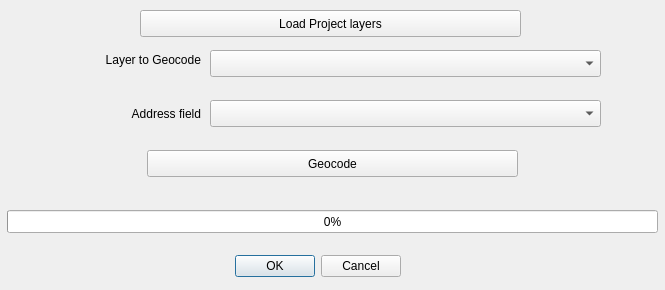
CREASIG/QBANO, file QBano/QBano_dialog_base.ui: the form before one commit.
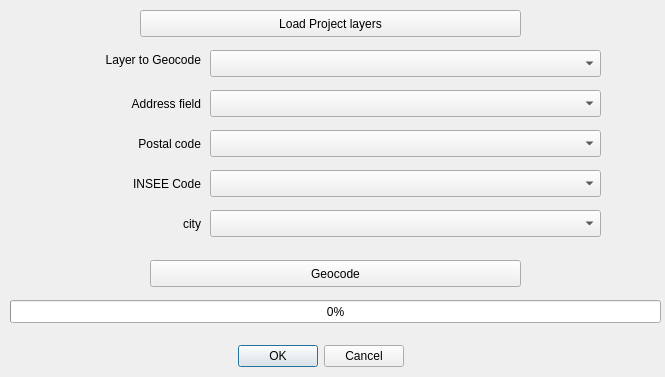
The form after the commit.

Patch:
```diff
--- a/QBano/QBano_dialog_base.ui
+++ b/QBano/QBano_dialog_base.ui
@@ -7,7 +7,7 @@
     <x>0</x>
     <y>0</y>
     <width>665</width>
-    <height>290</height>
+    <height>377</height>
    </rect>
   </property>
   <property name="windowTitle">
@@ -16,8 +16,8 @@
   <widget class="QDialogButtonBox" name="button_box">
    <property name="geometry">
     <rect>
-     <x>220</x>
-     <y>250</y>
+     <x>223</x>
+     <y>340</y>
      <width>181</width>
      <height>32</height>
     </rect>
@@ -72,7 +72,7 @@
    <property name="geometry">
     <rect>
      <x>210</x>
-     <y>100</y>
+     <y>90</y>
      <width>391</width>
      <height>27</height>
     </rect>
@@ -82,7 +82,7 @@
    <property name="geometry">
     <rect>
      <x>20</x>
-     <y>100</y>
+     <y>90</y>
      <width>181</width>
      <height>27</height>
     </rect>
@@ -97,8 +97,8 @@
   <widget class="QPushButton" name="_geocoder">
    <property name="geometry">
     <rect>
-     <x>147</x>
-     <y>150</y>
+     <x>150</x>
+     <y>260</y>
      <width>371</width>
      <height>27</height>
     </rect>
@@ -110,8 +110,8 @@
   <widget class="QProgressBar" name="_progression">
    <property name="geometry">
     <rect>
-     <x>7</x>
-     <y>210</y>
+     <x>10</x>
+     <y>300</y>
      <width>651</width>
      <height>23</height>
     </rect>
@@ -120,6 +120,84 @@
     <number>0</number>
    </property>
   </widget>
+  <widget class="QComboBox" name="_champcp">
+   <property name="geometry">
+    <rect>
+     <x>210</x>
+     <y>130</y>
+     <width>391</width>
+     <height>27</height>
+    </rect>
+   </property>
+  </widget>
+  <widget class="QComboBox" name="_champville">
+   <property name="geometry">
+    <rect>
+     <x>210</x>
+     <y>210</y>
+     <width>391</width>
+     <height>27</height>
+    </rect>
+   </property>
+  </widget>
+  <widget class="QLabel" name="label_3">
+   <property name="geometry">
+    <rect>
+     <x>20</x>
+     <y>130</y>
+     <width>181</width>
+     <height>27</height>
+    </rect>
+   </property>
+   <property name="text">
+    <string>Postal code</string>
+   </property>
+   <property name="alignment">
+    <set>Qt::AlignRight|Qt::AlignTrailing|Qt::AlignVCenter</set>
+   </property>
+  </widget>
+  <widget class="QLabel" name="label_4">
+   <property name="geometry">
+    <rect>
+     <x>20</x>
+     <y>210</y>
+     <width>181</width>
+     <height>27</height>
+    </rect>
+   </property>
+   <property name="text">
+    <string>city</string>
+   </property>
+   <property name="alignment">
+    <set>Qt::AlignRight|Qt::AlignTrailing|Qt::AlignVCenter</set>
+   </property>
+  </widget>
+  <widget class="QComboBox" name="_champinsee">
+   <property name="geometry">
+    <rect>
+     <x>210</x>
+     <y>170</y>
+     <width>391</width>
+     <height>27</height>
+    </rect>
+   </property>
+  </widget>
+  <widget class="QLabel" name="label_5">
+   <property name="geometry">
+    <rect>
+     <x>20</x>
+     <y>170</y>
+     <width>181</width>
+     <height>27</height>
+    </rect>
+   </property>
+   <property name="text">
+    <string>INSEE Code</string>
+   </property>
+   <property name="alignment">
+    <set>Qt::AlignRight|Qt::AlignTrailing|Qt::AlignVCenter</set>
+   </property>
+  </widget>
  </widget>
  <resources/>
  <connections>
```
